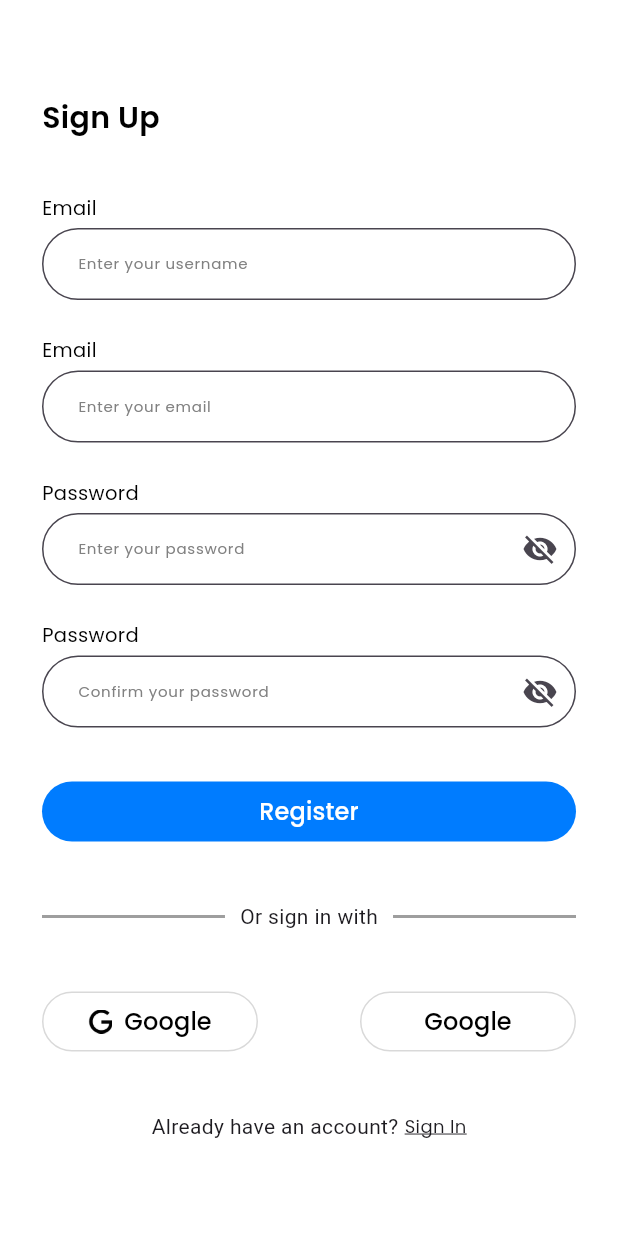
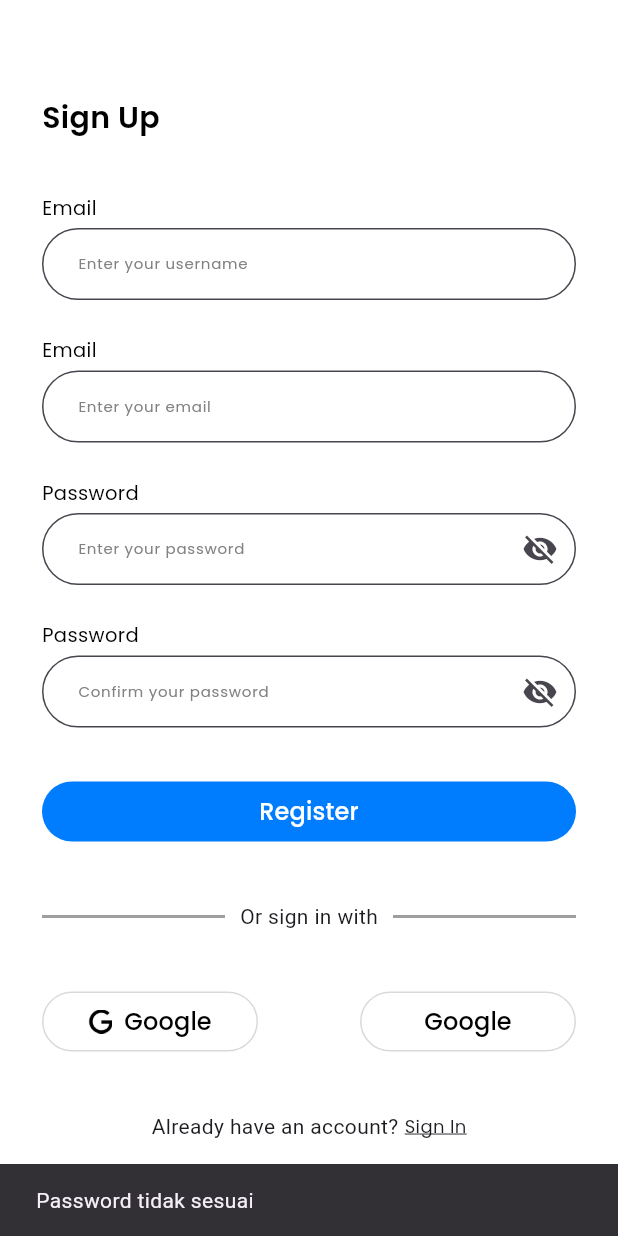
Before and after one commit to MuhammadGalangPradwita/Setoran-APP, a Flutter app: the SignUpPage screen opened directly, after a tap on "Register", on a phone screen of 412 x 824 dp. Run offline on Flutter 3.47's test engine with Material 3 defaults, Android fonts, the phone set to English and light mode, and no system bars; our stand-ins replace awesome_dialog, gap, google_fonts, pinput.

Commit message:
awesomedialog package dan sample snackbar

```diff
--- a/tubes_mobpro/lib/tubes/pages/sign_up_page.dart
+++ b/tubes_mobpro/lib/tubes/pages/sign_up_page.dart
@@ -1,4 +1,6 @@
+import 'package:awesome_dialog/awesome_dialog.dart';
 import 'package:flutter/material.dart';
+import 'package:flutter/services.dart';
 import 'package:gap/gap.dart';
 import 'package:tubes_mobpro/tubes/pages/sign_in_page.dart';
 import 'package:tubes_mobpro/tubes/widgets/button_widgets.dart';
@@ -29,7 +31,7 @@ class SignUpPage extends StatelessWidget {
                   ),
                 ),
                 const Gap(36),
-                createForm(),
+                createForm(context),
                 const Gap(36),
                 Row(
                   mainAxisAlignment: MainAxisAlignment.center,
@@ -85,13 +87,11 @@ class SignUpPage extends StatelessWidget {
                             MaterialPageRoute(
                                 builder: (context) => const SignInPage()));
                       },
-                      child: InkWell(
-                        child: Text("Sign In",
-                            style: GoogleFonts.poppins(
-                              fontSize: 12,
-                              decoration: TextDecoration.underline,
-                            )),
-                      ),
+                      child: Text("Sign In",
+                        style: GoogleFonts.poppins(
+                          fontSize: 12,
+                          decoration: TextDecoration.underline,
+                      )),
                     ),
                   ],
                 )
@@ -103,7 +103,10 @@ class SignUpPage extends StatelessWidget {
     );
   }
 
-  Widget createForm() {
+  Widget createForm(BuildContext context) {
+
+    bool clicked = false;
+
     return Column(
       children: [
         const TextfieldWidget(
@@ -137,7 +140,32 @@ class SignUpPage extends StatelessWidget {
         const Gap(32),
         SizedBox(
             width: double.infinity,
-            child: ButtonWidget.primary(label: "Register", press: () {}))
+            child: ButtonWidget.primary(label: "Register", press: () {
+              // demo sementara snackbar
+              if (!clicked) {
+                ScaffoldMessenger.of(context).showSnackBar(SnackBar(content: Text('Password tidak sesuai')));
+                clicked = true;
+                return;
+              }
+              AwesomeDialog(
+                context: context,
+                dialogType: DialogType.success,
+                headerAnimationLoop: false,
+                animType: AnimType.bottomSlide,
+                title: 'Sukses',
+                desc: 'Akun berhasil dibuat, silahkan login',
+                buttonsTextStyle: const TextStyle(color: Colors.black),
+                showCloseIcon: false,
+                // btnCancelOnPress: () {},
+                btnOkOnPress: () {
+                  Navigator.pushReplacement(
+                    context,
+                    MaterialPageRoute(
+                        builder: (context) => const SignInPage()));
+                },
+              ).show();
+            })
+        )
       ],
     );
   }
--- a/tubes_mobpro/pubspec.yaml
+++ b/tubes_mobpro/pubspec.yaml
@@ -39,6 +39,7 @@ dependencies:
   # The following adds the Cupertino Icons font to your application.
   # Use with the CupertinoIcons class for iOS style icons.
   cupertino_icons: ^1.0.8
+  awesome_dialog: ^3.2.1
 
 dev_dependencies:
   flutter_test:
```
Also changed, not shown: 1 other file.
